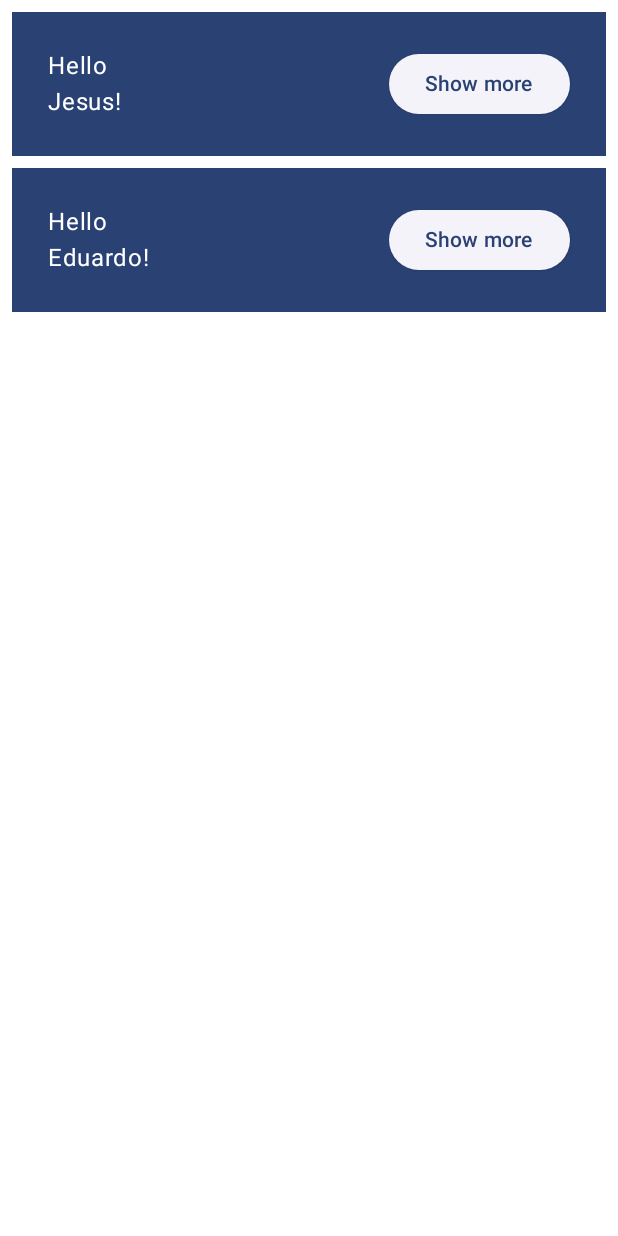
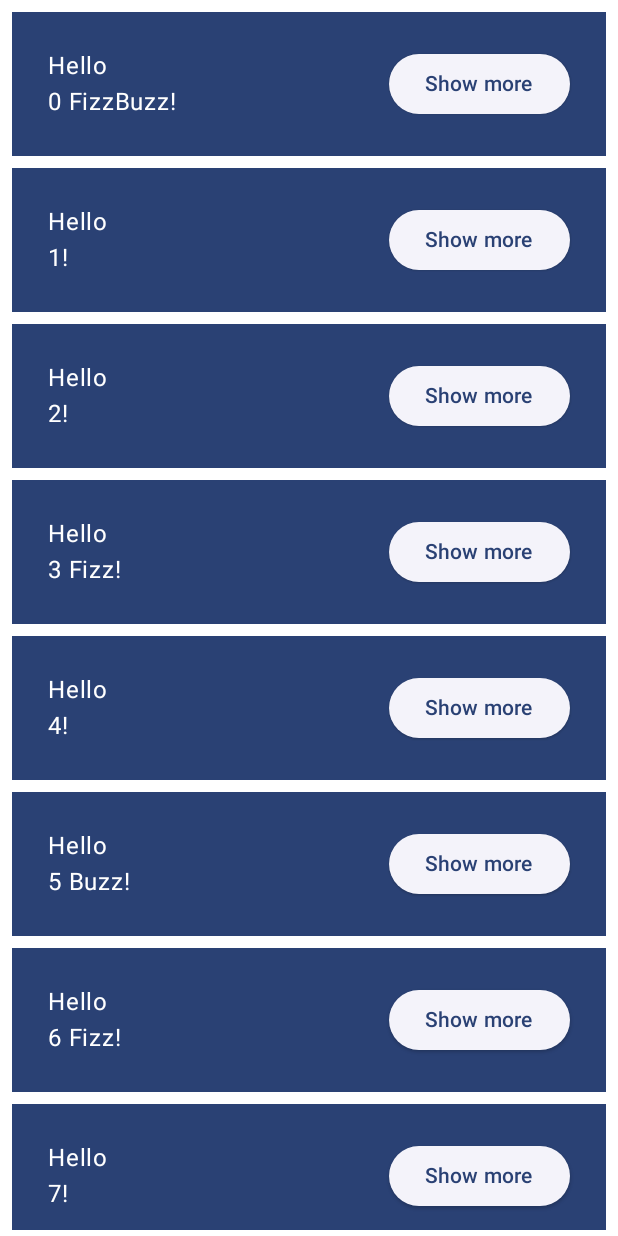
Before and after one commit to EduardoBecerraM/BasicsConceptsCodelab, an Android app built with Jetpack Compose: the @Preview function GreetingPreview, on a phone screen of 412 x 824 dp. Run offline under Robolectric (Android 15) with nearby library versions, the phone set to English and light mode, and no system bars.

Commit message:
Steps 9 to 11 of the course I added animations and state persistence to the UI components, plus created a typical FizzBuzz! to show it in the card list

```diff
--- a/app/src/main/java/com/edebec/basicsconceptscodelab/MainActivity.kt
+++ b/app/src/main/java/com/edebec/basicsconceptscodelab/MainActivity.kt
@@ -3,11 +3,16 @@ package com.edebec.basicsconceptscodelab
 import android.os.Bundle
 import androidx.activity.ComponentActivity
 import androidx.activity.compose.setContent
+import androidx.compose.animation.core.Spring
+import androidx.compose.animation.core.animateDpAsState
+import androidx.compose.animation.core.spring
 import androidx.compose.foundation.layout.Arrangement
 import androidx.compose.foundation.layout.Column
 import androidx.compose.foundation.layout.Row
 import androidx.compose.foundation.layout.fillMaxSize
 import androidx.compose.foundation.layout.padding
+import androidx.compose.foundation.lazy.LazyColumn
+import androidx.compose.foundation.lazy.items
 import androidx.compose.material3.Button
 import androidx.compose.material3.ElevatedButton
 import androidx.compose.material3.MaterialTheme
@@ -16,7 +21,7 @@ import androidx.compose.material3.Text
 import androidx.compose.runtime.Composable
 import androidx.compose.runtime.getValue
 import androidx.compose.runtime.mutableStateOf
-import androidx.compose.runtime.remember
+import androidx.compose.runtime.saveable.rememberSaveable
 import androidx.compose.runtime.setValue
 import androidx.compose.ui.Alignment
 import androidx.compose.ui.Modifier
@@ -29,9 +34,8 @@ class MainActivity : ComponentActivity() {
         super.onCreate(savedInstanceState)
         setContent {
             BasicsConceptsCodelabTheme {
-                // A surface container using the 'background' color from the theme
                 Surface(modifier = Modifier.fillMaxSize(), color = MaterialTheme.colorScheme.background) {
-                    Greeting("Android")
+                    MyApp(modifier = Modifier.fillMaxSize())
                 }
             }
         }
@@ -50,14 +54,12 @@ fun OnboardingScreen(modifier: Modifier = Modifier, onContinueClicked: () -> Uni
 
 @Composable
 fun MyApp(modifier: Modifier = Modifier) {
-    var shouldShowOnboarding by remember {
+    var shouldShowOnboarding by rememberSaveable {
         mutableStateOf(true)
     }
     Surface(modifier) {
         if (shouldShowOnboarding) {
-            OnboardingScreen {
-                shouldShowOnboarding = true
-            }
+            OnboardingScreen(onContinueClicked = { shouldShowOnboarding = false })
         } else {
             Greetings()
         }
@@ -65,9 +67,9 @@ fun MyApp(modifier: Modifier = Modifier) {
 }
 
 @Composable
-fun Greetings(modifier: Modifier = Modifier, names: List<String> = listOf("Jesus", "Eduardo")) {
-    Column(modifier = modifier.padding(vertical = 4.dp)) {
-        for (name in names) {
+fun Greetings(modifier: Modifier = Modifier, names: List<String> = List(20) { "$it ${getFizzBuzz(it)}".trim() }) {
+    LazyColumn(modifier = modifier.padding(vertical = 4.dp)) {
+        items(items = names) { name ->
             Greeting(name = name)
         }
     }
@@ -75,14 +77,18 @@ fun Greetings(modifier: Modifier = Modifier, names: List<String> = listOf("Jesus
 
 @Composable
 fun Greeting(name: String, modifier: Modifier = Modifier) {
-    val expanded = remember { mutableStateOf(false) }
-    val extraPadding = if (expanded.value) 48.dp else 0.dp
+    var expanded by rememberSaveable { mutableStateOf(false) }
+    val extraPadding by animateDpAsState(
+        if (expanded) 48.dp else 0.dp,
+        label = "",
+        animationSpec = spring(dampingRatio = Spring.DampingRatioMediumBouncy, stiffness = Spring.StiffnessLow)
+    )
     Surface(modifier = modifier.padding(vertical = 4.dp, horizontal = 8.dp), color = MaterialTheme.colorScheme.primary) {
         Row(modifier = modifier.padding(24.dp)) {
             Column(
                 modifier = modifier
                     .weight(1f)
-                    .padding(bottom = extraPadding)
+                    .padding(bottom = extraPadding.coerceAtLeast(0.dp))
             ) {
                 Text(
                     text = "Hello"
@@ -91,8 +97,8 @@ fun Greeting(name: String, modifier: Modifier = Modifier) {
                     text = "$name!"
                 )
             }
-            ElevatedButton(onClick = { expanded.value = !expanded.value }) {
-                Text(text = if (expanded.value) "Show less" else "Show more")
+            ElevatedButton(onClick = { expanded = !expanded }) {
+                Text(text = if (expanded) "Show less" else "Show more")
             }
         }
     }
@@ -121,3 +127,12 @@ fun GreetingPreview() {
         Greetings()
     }
 }
+
+fun getFizzBuzz(item: Int): String {
+    return when (true) {
+        (item % 15 == 0) -> "FizzBuzz"
+        (item % 3 == 0) -> "Fizz"
+        (item % 5 == 0) -> "Buzz"
+        else -> String()
+    }
+}
```
